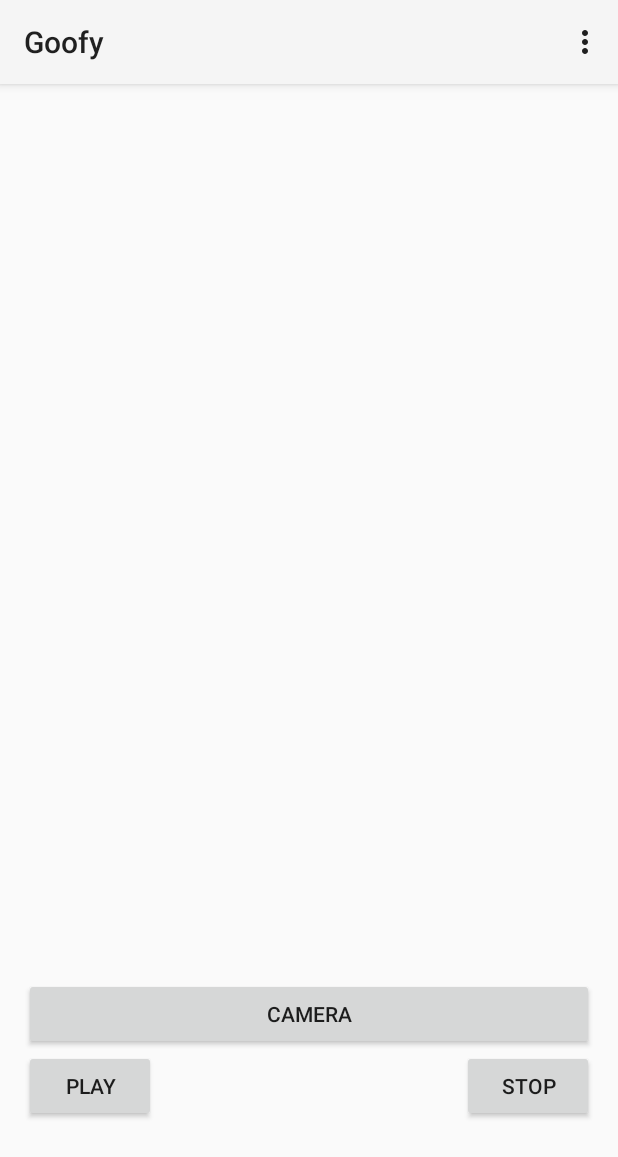
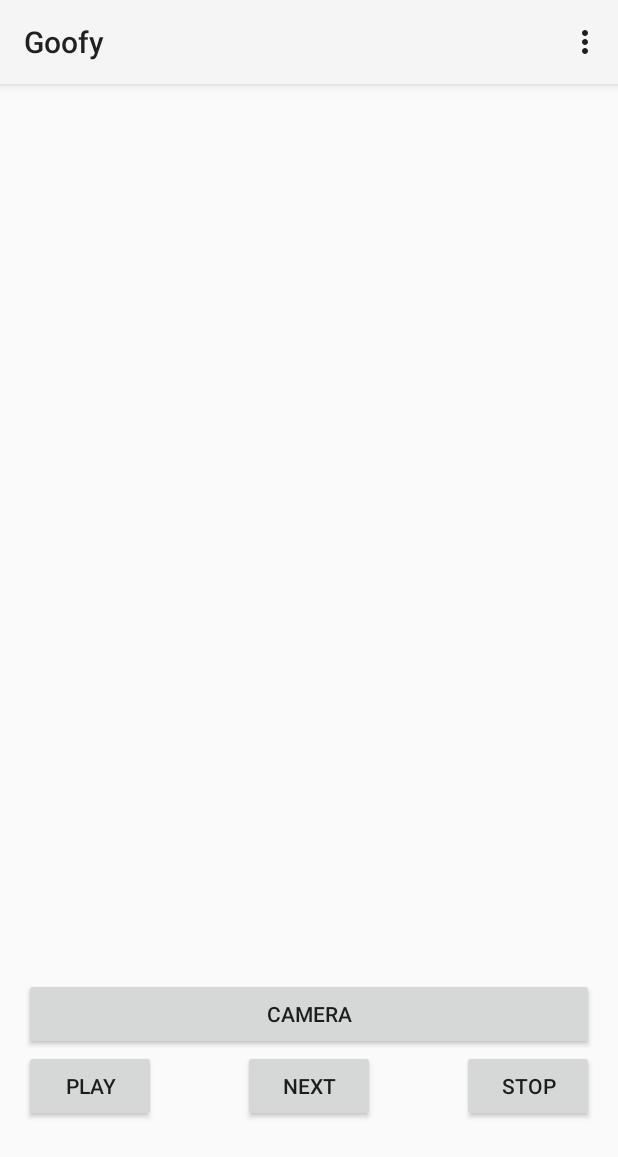
Before and after one commit to WeekendHacks/goofy-android, an Android app: the screen it shows after launch (PlayActivity), on a phone screen of 412 x 824 dp. Shown: the top 1157 px of the screen. Run offline under Robolectric (Android 15) with nearby library versions, the phone set to English and light mode, and no system bars; libraries missing offline, so code that uses them is left out: com.github.nkzawa.emitter, com.github.nkzawa.socketio, com.spotify.sdk; 15 statements that could not run were skipped.

Commit message:
Added next

```diff
--- a/app/src/main/java/com/khb/goofy/PlayActivity.java
+++ b/app/src/main/java/com/khb/goofy/PlayActivity.java
@@ -55,6 +55,7 @@ public class PlayActivity extends Activity implements
     private Socket mSocket;
     Button mPlayBtn;
     Button mStopBtn;
+    Button mPlayNxt;
     private Boolean isConnected = true;
     private double mlatency = 0;
     private String Log_TAG = "PlayActivity";
@@ -75,11 +76,13 @@ public class PlayActivity extends Activity implements
         mSocket.on("track", onTrack);
         mSocket.on("ping",onPing);
         mSocket.on("ponged_reply",onPongedReply);
+        mSocket.on("play_next",onPlayNext);
         mSocket.on("stop_track",onStopTrack);
         mSocket.connect();
 
         mPlayBtn = (Button)findViewById(R.id.play);
         mStopBtn = (Button) findViewById(R.id.stop);
+        mPlayNxt = (Button) findViewById(R.id.next);
         mPlayBtn.setOnClickListener(new View.OnClickListener() {
             @Override
             public void onClick(View v) {
@@ -96,6 +99,12 @@ public class PlayActivity extends Activity implements
             @Override
             public void onClick(View view) {
                 mSocket.emit("stop", "stop");
+            }
+        });
+        mPlayNxt.setOnClickListener(new View.OnClickListener() {
+            @Override
+            public void onClick(View view) {
+                mSocket.emit("next_song", "next");
             }
         });
         mCameraButton = (Button)findViewById(R.id.camera_button);
@@ -153,6 +162,7 @@ public class PlayActivity extends Activity implements
                         mSocket.off("ping",onPing);
                         mSocket.off("ponged_reply",onPongedReply);
                         mSocket.off("stop_track", onStopTrack);
+                        mSocket.off("play_next", onPlayNext);
                     }
                 }
             });
@@ -194,6 +204,41 @@ public class PlayActivity extends Activity implements
                                     Log.e("MainActivity", "Could not initialize player: " + throwable.getMessage());
                                 }
                             });
+                        }catch(InterruptedException e){
+                            e.printStackTrace();
+                        }
+                    } catch (JSONException e) {
+                        return;
+                    }
+
+                }
+            });
+        }
+    };
+
+    private Emitter.Listener onPlayNext = new Emitter.Listener() {
+        @Override
+        public void call(final Object... args) {
+            runOnUiThread(new Runnable() {
+                @Override
+                public void run() {
+                    JSONObject data = (JSONObject) args[0];
+
+                    try {
+                        double serverTime = data.getDouble("latency");
+                        double totalLatency = serverTime + mlatency;
+
+                        try{
+                            Thread.sleep((long) (5000 - totalLatency));
+
+//                            if(mMediaPlayer == null){
+//                                mMediaPlayer = new MediaPlayer();
+//                            }
+//                            mMediaPlayer = MediaPlayer.create(getApplicationContext(), R.raw.all);
+//                            mMediaPlayer.start();
+                            if(mPlayer != null){
+                                mPlayer.skipToNext();
+                            }
                         }catch(InterruptedException e){
                             e.printStackTrace();
                         }
@@ -297,6 +342,7 @@ public class PlayActivity extends Activity implements
                         mSocket.off("ping",onPing);
                         mSocket.off("ponged_reply",onPongedReply);
                         mSocket.off("stop_track", onStopTrack);
+                        mSocket.off("play_next",onPlayNext);
                     }
                 }
             });
--- a/app/src/main/res/layout/activity_main.xml
+++ b/app/src/main/res/layout/activity_main.xml
@@ -26,6 +26,15 @@
     <Button
         android:layout_width="wrap_content"
         android:layout_height="wrap_content"
+        android:text="Next"
+        android:id="@+id/next"
+        android:layout_below="@+id/camera_button"
+        android:layout_centerHorizontal="true" />
+
+
+    <Button
+        android:layout_width="wrap_content"
+        android:layout_height="wrap_content"
         android:text="Camera"
         android:id="@+id/camera_button"
         android:layout_above="@+id/play"
```
